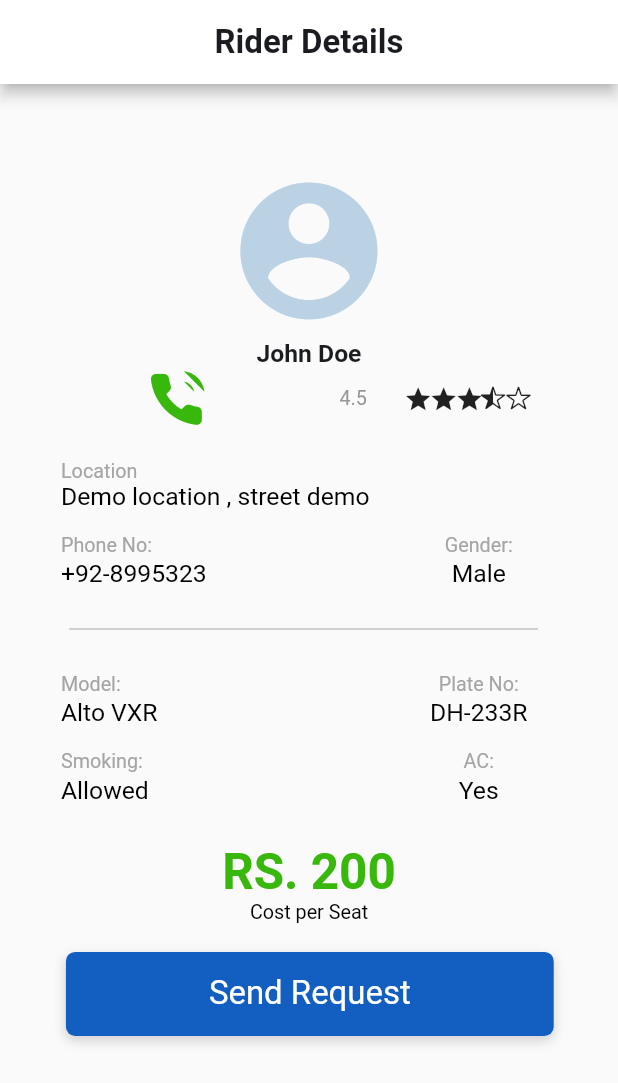
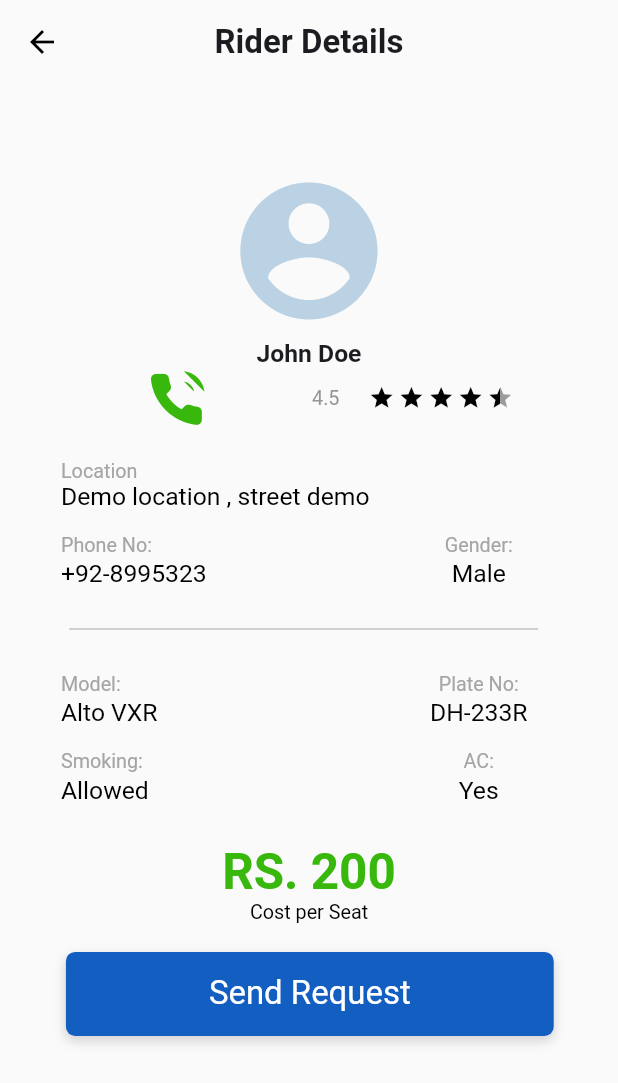
Before and after one commit to Infoshabirkhan/car_pooling_passenger, a Flutter app: the RiderDetailScreen screen opened directly, on a phone screen of 412 x 824 dp. Shown: the top 1083 px of the screen. Run offline on Flutter 3.47's test engine with Material 2 defaults, Android fonts, the phone set to English and light mode, and no system bars; drawn by our look-alikes of flutter_rating_bar; our stand-ins replace bloc, device_preview, flutter_bloc, flutter_screenutil, google_maps_flutter; Roboto replaces fonts that are missing (SF Pro Text).

Commit message:
some minor modifications

```diff
--- a/lib/View/onBording_views/onBoarding_main_screen.dart
+++ b/lib/View/onBording_views/onBoarding_main_screen.dart
@@ -3,7 +3,7 @@ import 'package:car_pooling_passanger/View/onBording_views/onBoarding_screen_two
 import 'package:flutter/cupertino.dart';
 import 'package:flutter/material.dart';
 
-import 'onBoarding_screen_three.dart';
+import 'login_screen.dart';
 
 class OnBoardingScreen extends StatelessWidget {
   const OnBoardingScreen({Key? key}) : super(key: key);
@@ -15,7 +15,7 @@ class OnBoardingScreen extends StatelessWidget {
         children: [
           OnBoardingScreenOne(),
           OnBoardingScreenTwo(),
-          OnBoardingScreenThree(),
+          LoginScreen(),
         ],
       ),
     );
--- a/lib/View/riders_detail_views/rider_detail_scren.dart
+++ b/lib/View/riders_detail_views/rider_detail_scren.dart
@@ -1,6 +1,7 @@
 import 'package:car_pooling_passanger/Model/utils/appcolors.dart';
 import 'package:car_pooling_passanger/Model/utils/appicons.dart';
 import 'package:car_pooling_passanger/View/utils/custom_widgets/custom_button.dart';
+import 'package:car_pooling_passanger/View/utils/custom_widgets/my_rating_stars.dart';
 import 'package:flutter/material.dart';
 import 'package:flutter_screenutil/flutter_screenutil.dart';
 
@@ -21,7 +22,9 @@ class RiderDetailScreen extends StatelessWidget {
             fontWeight: FontWeight.w700,
           ),
         ),
-        backgroundColor: AppColors.kWhite,
+        elevation: 0,
+        foregroundColor: Colors.black,
+        backgroundColor: Colors.transparent,
       ),
       body: ScrollConfiguration(
 
@@ -83,36 +86,37 @@ class RiderDetailScreen extends StatelessWidget {
                           ),
                         )),
                     Expanded(
-                        flex: 2,
-                        child: Row(
-                          children: [
-                            Expanded(
-                                child: Icon(
-                              Icons.star,
-                              size: 17.81.sp,
-                            )),
-                            Expanded(
-                                child: Icon(
-                              Icons.star,
-                              size: 17.81.sp,
-                            )),
-                            Expanded(
-                                child: Icon(
-                              Icons.star,
-                              size: 17.81.sp,
-                            )),
-                            Expanded(
-                                child: Icon(
-                              AppIcons.star_half,
-                              size: 13.81.sp,
-                            )),
-                            Expanded(
-                                child: Icon(
-                              AppIcons.star_outlined,
-                              size: 13.81.sp,
-                            )),
-                          ],
-                        )),
+                        flex: 3,
+                        child: MyRatingStars(initailRating: 4.5,),)
+                        // child: Row(
+                        //   children: [
+                        //     Expanded(
+                        //         child: Icon(
+                        //       Icons.star,
+                        //       size: 17.81.sp,
+                        //     )),
+                        //     Expanded(
+                        //         child: Icon(
+                        //       Icons.star,
+                        //       size: 17.81.sp,
+                        //     )),
+                        //     Expanded(
+                        //         child: Icon(
+                        //       Icons.star,
+                        //       size: 17.81.sp,
+                        //     )),
+                        //     Expanded(
+                        //         child: Icon(
+                        //       AppIcons.star_half,
+                        //       size: 13.81.sp,
+                        //     )),
+                        //     Expanded(
+                        //         child: Icon(
+                        //       AppIcons.star_outlined,
+                        //       size: 13.81.sp,
+                        //     )),
+                        //   ],
+                        // )),
                   ],
                 ),
               ),
--- /dev/null
+++ b/lib/View/utils/custom_widgets/my_rating_stars.dart
@@ -0,0 +1,29 @@
+import 'package:flutter/material.dart';
+import 'package:flutter_rating_bar/flutter_rating_bar.dart';
+import 'package:flutter_screenutil/flutter_screenutil.dart';
+
+
+class MyRatingStars extends StatelessWidget {
+  final double initailRating;
+  const MyRatingStars({Key? key, required this.initailRating}) : super(key: key);
+
+  @override
+  Widget build(BuildContext context) {
+    return RatingBar.builder(
+      initialRating: initailRating,
+      itemSize: 16.sp,
+      minRating: 1,
+      direction: Axis.horizontal,
+      allowHalfRating: true,
+      itemCount: 5,
+      itemPadding: EdgeInsets.symmetric(horizontal: 1.sp),
+      itemBuilder: (context, _) => const Icon(
+        Icons.star,
+        color: Colors.black,
+      ),
+      onRatingUpdate: (rating) {
+        print(rating);
+      },
+    );
+  }
+}
```
Also changed, not shown: lib/View/bottom_navigaion_views/bottom_navigaion_screen.dart (+23 -8 lines), lib/View/bottom_navigaion_views/tavel_views/my_bottom_sheet.dart (+39 -14 lines), lib/View/bottom_navigaion_views/tavel_views/my_riders_cards.dart (+14 -22 lines), lib/View/onBording_views/login_screen.dart (renamed from lib/View/onBording_views/onBoarding_screen_three.dart, +16 -8 lines), lib/main.dart (+7 -3 lines).
